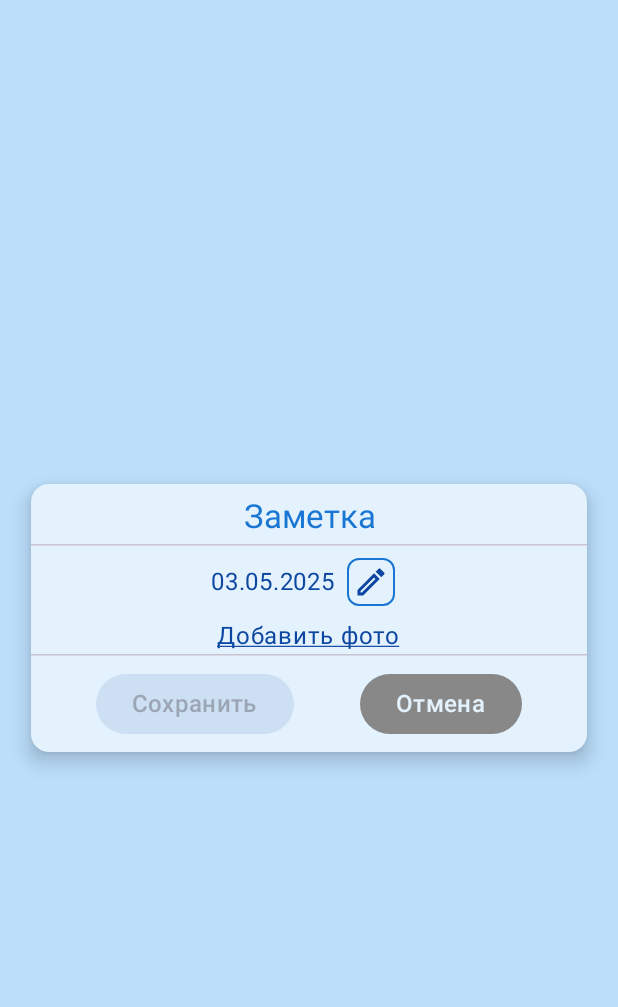
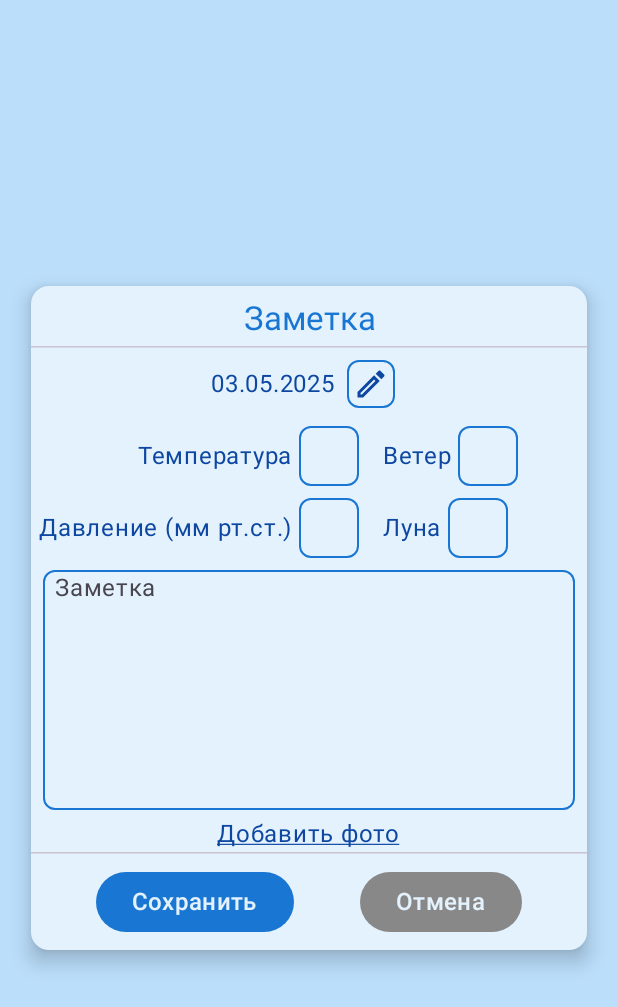
Before and after one commit to YurijM/FishermanNotes, an Android app built with Jetpack Compose: the composable NoteScreen shown on its own in the app's theme, on a phone screen of 412 x 824 dp. Shown: the top 1007 px of the screen. Run offline under Robolectric (Android 15) with nearby library versions, the phone set to English and light mode, and no system bars; our stand-ins replace Dagger/Hilt's generated code, Room's generated code; 1 statement that could not run was skipped.

Commit message:
Добавлены обработчики событий в NoteEvent.

```diff
--- a/app/src/main/java/com/mu/fishermannotes/presentation/navigation/NavGraph.kt
+++ b/app/src/main/java/com/mu/fishermannotes/presentation/navigation/NavGraph.kt
@@ -7,6 +7,7 @@ import com.mu.fishermannotes.presentation.navigation.Destinations.SplashDestinat
 import com.mu.fishermannotes.presentation.navigation.destination.main.main
 import com.mu.fishermannotes.presentation.navigation.destination.main.navigationToMain
 import com.mu.fishermannotes.presentation.navigation.destination.note.navigationToNote
+import com.mu.fishermannotes.presentation.navigation.destination.note.navigationToNoteList
 import com.mu.fishermannotes.presentation.navigation.destination.note.note
 import com.mu.fishermannotes.presentation.navigation.destination.note.noteList
 import com.mu.fishermannotes.presentation.navigation.destination.splash.splash
@@ -29,6 +30,8 @@ fun NavGraph(
                 navController.navigationToNote(args)
             }
         )
-        note()
+        note(
+            toNoteList = { navController.navigationToNoteList() }
+        )
     }
 }
--- a/app/src/main/java/com/mu/fishermannotes/presentation/navigation/destination/note/NoteDestination.kt
+++ b/app/src/main/java/com/mu/fishermannotes/presentation/navigation/destination/note/NoteDestination.kt
@@ -5,8 +5,12 @@ import androidx.navigation.compose.composable
 import com.mu.fishermannotes.presentation.navigation.Destinations
 import com.mu.fishermannotes.presentation.screen.note.NoteScreen
 
-fun NavGraphBuilder.note() {
+fun NavGraphBuilder.note(
+    toNoteList: () -> Unit
+) {
     composable<Destinations.NoteDestination> {
-        NoteScreen()
+        NoteScreen(
+            toNoteList = toNoteList
+        )
     }
 }
--- /dev/null
+++ b/app/src/main/java/com/mu/fishermannotes/presentation/navigation/destination/note/ToNoteListDestination.kt
@@ -0,0 +1,10 @@
+package com.mu.fishermannotes.presentation.navigation.destination.note
+
+import androidx.navigation.NavController
+import com.mu.fishermannotes.presentation.navigation.Destinations.NoteListDestination
+
+fun NavController.navigationToNoteList() {
+    navigate(NoteListDestination) {
+        //popUpTo(NoteListDestination)
+    }
+}
--- a/app/src/main/java/com/mu/fishermannotes/presentation/screen/note/NoteEvent.kt
+++ b/app/src/main/java/com/mu/fishermannotes/presentation/screen/note/NoteEvent.kt
@@ -2,4 +2,10 @@ package com.mu.fishermannotes.presentation.screen.note
 
 sealed class NoteEvent {
     data class OnNoteDateChange(val date: Long) : NoteEvent()
+    data class OnNoteTemperatureChange(val temperature: String) : NoteEvent()
+    data class OnNoteWingChange(val wing: String) : NoteEvent()
+    data class OnNotePressureChange(val pressure: String) : NoteEvent()
+    data class OnNoteMoonChange(val moon: String) : NoteEvent()
+    data class OnNoteNoteChange(val note: String) : NoteEvent()
+    data object OnNoteSave : NoteEvent()
 }
--- a/app/src/main/java/com/mu/fishermannotes/presentation/screen/note/NoteScreen.kt
+++ b/app/src/main/java/com/mu/fishermannotes/presentation/screen/note/NoteScreen.kt
@@ -18,7 +18,9 @@ import androidx.compose.foundation.layout.height
 import androidx.compose.foundation.layout.padding
 import androidx.compose.foundation.layout.requiredSize
 import androidx.compose.foundation.layout.size
+import androidx.compose.foundation.layout.width
 import androidx.compose.foundation.shape.RoundedCornerShape
+import androidx.compose.foundation.text.KeyboardOptions
 import androidx.compose.material.icons.Icons
 import androidx.compose.material.icons.filled.Check
 import androidx.compose.material.icons.outlined.Edit
@@ -34,6 +36,7 @@ import androidx.compose.material3.MaterialTheme
 import androidx.compose.material3.Text
 import androidx.compose.material3.rememberDatePickerState
 import androidx.compose.runtime.Composable
+import androidx.compose.runtime.LaunchedEffect
 import androidx.compose.runtime.getValue
 import androidx.compose.runtime.mutableStateOf
 import androidx.compose.runtime.remember
@@ -46,6 +49,8 @@ import androidx.compose.ui.layout.ContentScale
 import androidx.compose.ui.res.stringResource
 import androidx.compose.ui.text.SpanStyle
 import androidx.compose.ui.text.buildAnnotatedString
+import androidx.compose.ui.text.input.KeyboardType
+import androidx.compose.ui.text.style.TextAlign
 import androidx.compose.ui.text.style.TextDecoration
 import androidx.compose.ui.text.withStyle
 import androidx.compose.ui.unit.dp
@@ -55,6 +60,7 @@ import androidx.hilt.navigation.compose.hiltViewModel
 import coil.compose.rememberAsyncImagePainter
 import com.mu.fishermannotes.R
 import com.mu.fishermannotes.presentation.component.OkAndCancel
+import com.mu.fishermannotes.presentation.component.OutlinedTextField
 import com.mu.fishermannotes.presentation.component.SetDate
 import com.mu.fishermannotes.presentation.component.Title
 import com.mu.fishermannotes.presentation.utils.asDate
@@ -63,13 +69,15 @@ import com.mu.fishermannotes.presentation.utils.toLog
 @OptIn(ExperimentalMaterial3Api::class)
 @Composable
 fun NoteScreen(
-    viewModel: NoteViewModel = hiltViewModel()
+    viewModel: NoteViewModel = hiltViewModel(),
+    toNoteList: () -> Unit
 ) {
     var showDatePicker by remember { mutableStateOf(false) }
     val datePickerState = rememberDatePickerState(
         initialSelectedDateMillis = viewModel.note.date
     )
-    var expanded by remember {mutableStateOf(false)}
+    var expanded by remember { mutableStateOf(false) }
+
     var imageUri by remember { mutableStateOf<Uri?>(null) }
     val launcher = rememberLauncherForActivityResult(
         contract = ActivityResultContracts.GetContent()
@@ -79,6 +87,10 @@ fun NoteScreen(
             toLog("uri: $uri")
             //onSelect(imageUri!!)
         }
+    }
+
+    LaunchedEffect(key1 = viewModel.exit) {
+        if (viewModel.exit) toNoteList()
     }
 
     Box(
@@ -112,6 +124,79 @@ fun NoteScreen(
                     date = viewModel.note.date,
                     onClick = { showDatePicker = true }
                 )
+
+                Row(
+                    verticalAlignment = Alignment.CenterVertically
+                ) {
+                    Row(
+                        horizontalArrangement = Arrangement.End,
+                        verticalAlignment = Alignment.CenterVertically,
+                        modifier = Modifier.weight(1.5f)
+                    ) {
+                        SetParameter(
+                            value = viewModel.note.temperature,
+                            label = stringResource(R.string.temperature),
+                            onChange = { newValue -> viewModel.onEvent(NoteEvent.OnNoteTemperatureChange(newValue)) }
+                        )
+                    }
+                    Row(
+                        verticalAlignment = Alignment.CenterVertically,
+                        modifier = Modifier
+                            .weight(1f)
+                            .padding(start = 12.dp)
+                    ) {
+                        SetParameter(
+                            value = viewModel.note.wing,
+                            label = stringResource(R.string.wing),
+                            onChange = { newValue -> viewModel.onEvent(NoteEvent.OnNoteWingChange(newValue)) }
+                        )
+                    }
+                }
+                Row(
+                    verticalAlignment = Alignment.CenterVertically
+                ) {
+                    Row(
+                        horizontalArrangement = Arrangement.End,
+                        verticalAlignment = Alignment.CenterVertically,
+                        modifier = Modifier.weight(1.5f)
+                    ) {
+                        SetParameter(
+                            value = viewModel.note.pressure,
+                            label = "${stringResource(R.string.pressure)} (мм рт.ст.)",
+                            onChange = { newValue -> viewModel.onEvent(NoteEvent.OnNotePressureChange(newValue)) }
+                        )
+                    }
+                    Row(
+                        horizontalArrangement = Arrangement.Start,
+                        verticalAlignment = Alignment.CenterVertically,
+                        modifier = Modifier
+                            .weight(1f)
+                            .padding(start = 12.dp)
+                    ) {
+                        SetParameter(
+                            value = viewModel.note.moon,
+                            label = stringResource(R.string.moon),
+                            onChange = { newValue -> viewModel.onEvent(NoteEvent.OnNotePressureChange(newValue)) }
+                        )
+                    }
+                }
+                OutlinedTextField(
+                    value = viewModel.note.note,
+                    label = stringResource(R.string.note),
+                    onChange = { newValue -> viewModel.onEvent(NoteEvent.OnNoteNoteChange(newValue)) },
+                    keyboardOptions = KeyboardOptions(
+                        keyboardType = KeyboardType.NumberPassword,
+                    ),
+                    height = 160.dp,
+                    singleLine = false,
+                    modifier = Modifier
+                        .fillMaxWidth()
+                        .padding(
+                            horizontal = 8.dp,
+                            vertical = 4.dp
+                        )
+                )
+
                 Text(
                     text = stringResource(R.string.add_photo),
                     textDecoration = TextDecoration.Underline,
@@ -168,7 +253,8 @@ fun NoteScreen(
                             )
                             HorizontalDivider(thickness = 1.dp)
                             DropdownMenuItem(
-                                text = { Text(
+                                text = {
+                                    Text(
                                         text = buildAnnotatedString {
                                             append(stringResource(R.string.view))
                                             withStyle(
@@ -204,8 +290,9 @@ fun NoteScreen(
                 )*/
                 OkAndCancel(
                     titleOk = stringResource(R.string.save),
-                    onOK = { },
-                    onCancel = { },
+                    enabledOk = true,
+                    onOK = { viewModel.onEvent(NoteEvent.OnNoteSave) },
+                    onCancel = { toNoteList() },
                 )
             }
         }
@@ -254,3 +341,24 @@ private fun SetDate(
         }
     }
 }
+
+@Composable
+private fun SetParameter(
+    value: String,
+    label: String,
+    onChange: (String) -> Unit
+) {
+    Text(label)
+    OutlinedTextField(
+        value = value,
+        onChange = { newValue -> onChange(newValue) },
+        textAlign = TextAlign.Center,
+        keyboardOptions = KeyboardOptions(
+            keyboardType = KeyboardType.NumberPassword,
+        ),
+        height = 40.dp,
+        modifier = Modifier
+            .padding(4.dp)
+            .width(40.dp)
+    )
+}
--- a/app/src/main/java/com/mu/fishermannotes/presentation/screen/note/NoteViewModel.kt
+++ b/app/src/main/java/com/mu/fishermannotes/presentation/screen/note/NoteViewModel.kt
@@ -22,6 +22,8 @@ class NoteViewModel @Inject constructor(
     savedStateHandle: SavedStateHandle,
     ) : ViewModel() {
     var note by mutableStateOf(NoteEntity())
+    var exit by mutableStateOf(false)
+        private set
 
     init {
         val id = savedStateHandle.toRoute<NoteDestination>().id
@@ -44,6 +46,24 @@ class NoteViewModel @Inject constructor(
             is NoteEvent.OnNoteDateChange -> {
                 note = note.copy(date = event.date)
             }
+            is NoteEvent.OnNoteTemperatureChange -> {
+                note = note.copy(temperature = event.temperature)
+            }
+            is NoteEvent.OnNoteWingChange -> {
+                note = note.copy(wing = event.wing)
+            }
+            is NoteEvent.OnNotePressureChange -> {
+                note = note.copy(pressure = event.pressure)
+            }
+            is NoteEvent.OnNoteMoonChange -> {
+                note = note.copy(moon = event.moon)
+            }
+            is NoteEvent.OnNoteNoteChange -> {
+                note = note.copy(note = event.note)
+            }
+            is NoteEvent.OnNoteSave -> {
+                exit = true
+            }
         }
     }
 }
--- a/app/src/main/res/values/strings.xml
+++ b/app/src/main/res/values/strings.xml
@@ -15,4 +15,9 @@
     <string name="add_photo">Добавить фото</string>
     <string name="make_to_main">Сделать главным</string>
     <string name="view">Просмотреть</string>
+    <string name="temperature">Температура</string>
+    <string name="wing">Ветер</string>
+    <string name="moon">Луна</string>
+    <string name="pressure">Давление</string>
+    <string name="note">Заметка</string>
 </resources>
```
Lines whose indentation alone changed are shown as unchanged.
